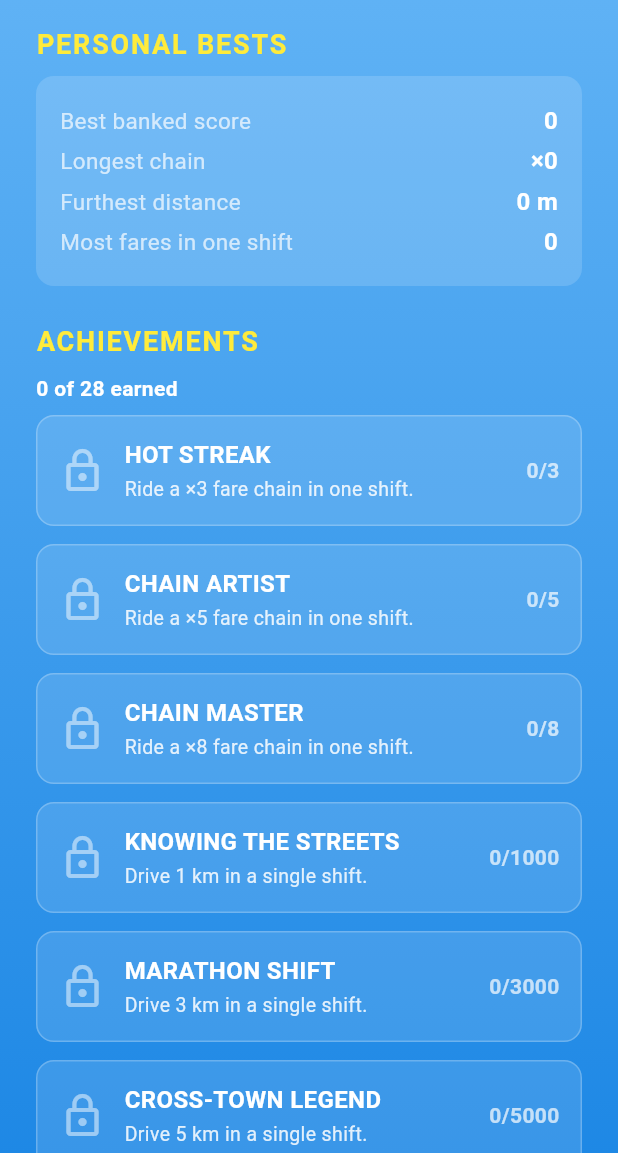
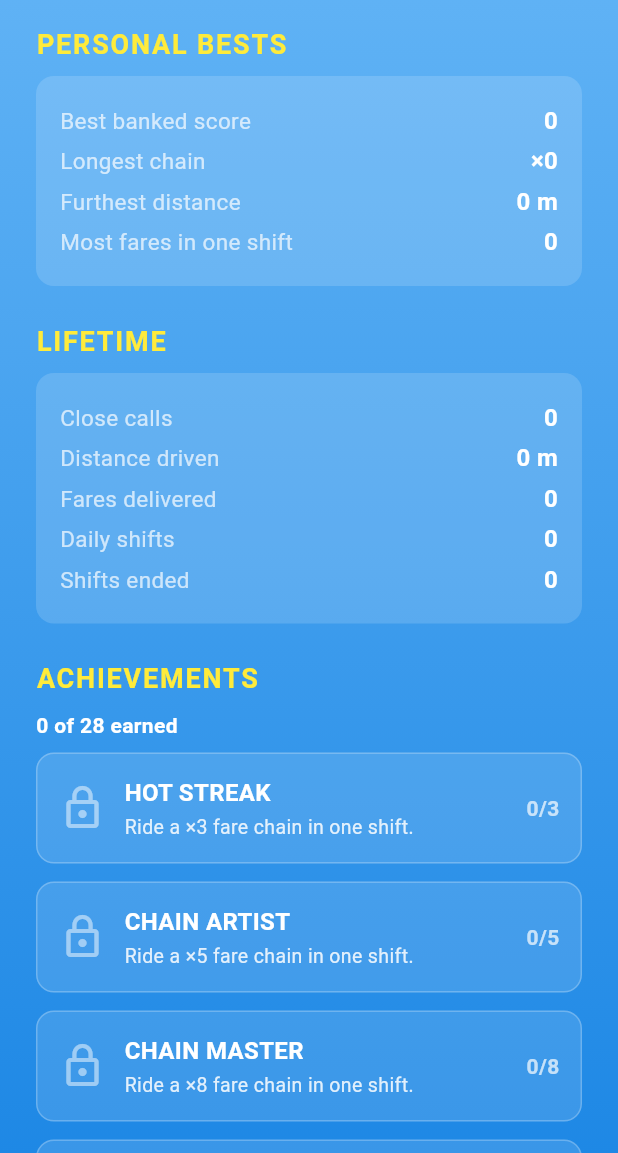
Before and after one commit to wjdavis5/taxiGame, a Flutter app: the RecordsScreen screen opened directly, on a phone screen of 412 x 824 dp, the part 83-1236 px from its top. Run offline on Flutter 3.47's test engine with Material 3 defaults, Android fonts, the light colour scheme and no system bars; our stand-ins replace shared_preferences; missing offline and left inert: flame, flame_audio; accounts and stored records are empty.

Commit message:
feat: surface the lifetime records and mastery progress on the records screen (#283)
A Lifetime card beside the personal bests shows the numbers the new mastery tracks measure — close calls, distance driven, fares, daily shifts, shifts ended — and every locked mastery tier keeps showing its live progress toward the threshold.

```diff
--- a/taxi_game/lib/ui/screens/records_screen.dart
+++ b/taxi_game/lib/ui/screens/records_screen.dart
@@ -10,7 +10,8 @@ import '../../services/game_state_service.dart';
 /// With no leaderboards — the game is permanently offline — this screen
 /// and the history behind it are the only place a player's history lives.
 /// Two halves: the personal bests (best banked score, longest chain,
-/// furthest distance, most fares in one shift) and the achievement set,
+/// furthest distance, most fares in one shift) plus the lifetime totals
+/// the mastery records measure (issue #283), and the achievement set,
 /// every entry shown with either its earned state or its progress toward
 /// it. Everything reads live save state through [GameStateService]; the
 /// `achievements` map in the save is the single source of truth for what
@@ -81,6 +82,8 @@ class RecordsScreen extends StatelessWidget {
                         children: [
                           _PersonalBestsCard(gameState: gameState),
                           const SizedBox(height: 24),
+                          _LifetimeCard(gameState: gameState),
+                          const SizedBox(height: 24),
                           _AchievementsList(gameState: gameState),
                         ],
                       ),
@@ -132,6 +135,57 @@ class _PersonalBestsCard extends StatelessWidget {
               'Most fares in one shift',
               '${bests.mostFaresInOneShift}',
               valueKey: const Key('records_pb_fares'),
+            ),
+          ],
+        ),
+      ],
+    );
+  }
+}
+
+/// The lifetime totals (issue #283): the records the mastery achievements
+/// measure, on screen where their progress lives — close calls, volume
+/// driven, fares, daily participation, and the shifts it all happened
+/// over. Stored counters (issue #183), so no number here can fall as the
+/// history window trims.
+class _LifetimeCard extends StatelessWidget {
+  const _LifetimeCard({required this.gameState});
+
+  final GameStateService gameState;
+
+  @override
+  Widget build(BuildContext context) {
+    final totals = gameState.lifetimeRunTotals;
+    return Column(
+      crossAxisAlignment: CrossAxisAlignment.start,
+      children: [
+        const _SectionLabel('Lifetime'),
+        _Card(
+          children: [
+            _statRow(
+              'Close calls',
+              '${totals.totalNearMisses}',
+              valueKey: const Key('records_lifetime_close_calls'),
+            ),
+            _statRow(
+              'Distance driven',
+              RunStats.formatDistance(totals.totalDistanceMetres),
+              valueKey: const Key('records_lifetime_distance'),
+            ),
+            _statRow(
+              'Fares delivered',
+              '${totals.totalFares}',
+              valueKey: const Key('records_lifetime_fares'),
+            ),
+            _statRow(
+              'Daily shifts',
+              '${gameState.dailyHistory.length}',
+              valueKey: const Key('records_lifetime_dailies'),
+            ),
+            _statRow(
+              'Shifts ended',
+              '${totals.shiftsEnded}',
+              valueKey: const Key('records_lifetime_shifts'),
             ),
           ],
         ),
```
Also changed, not shown: 1 other file.
